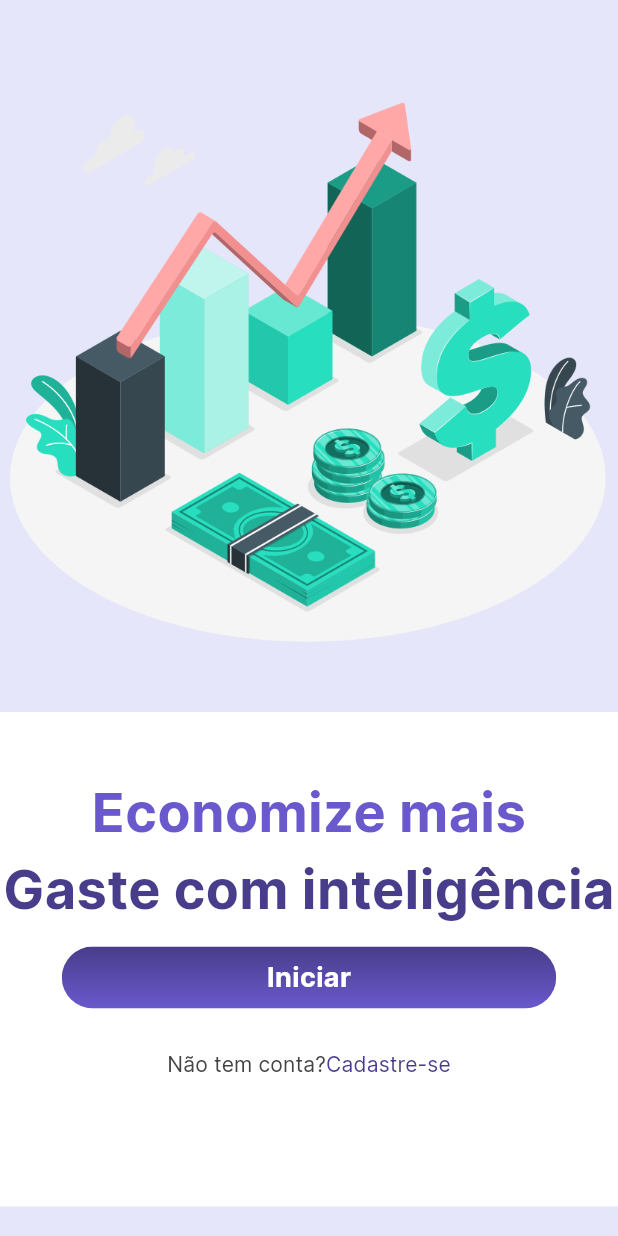
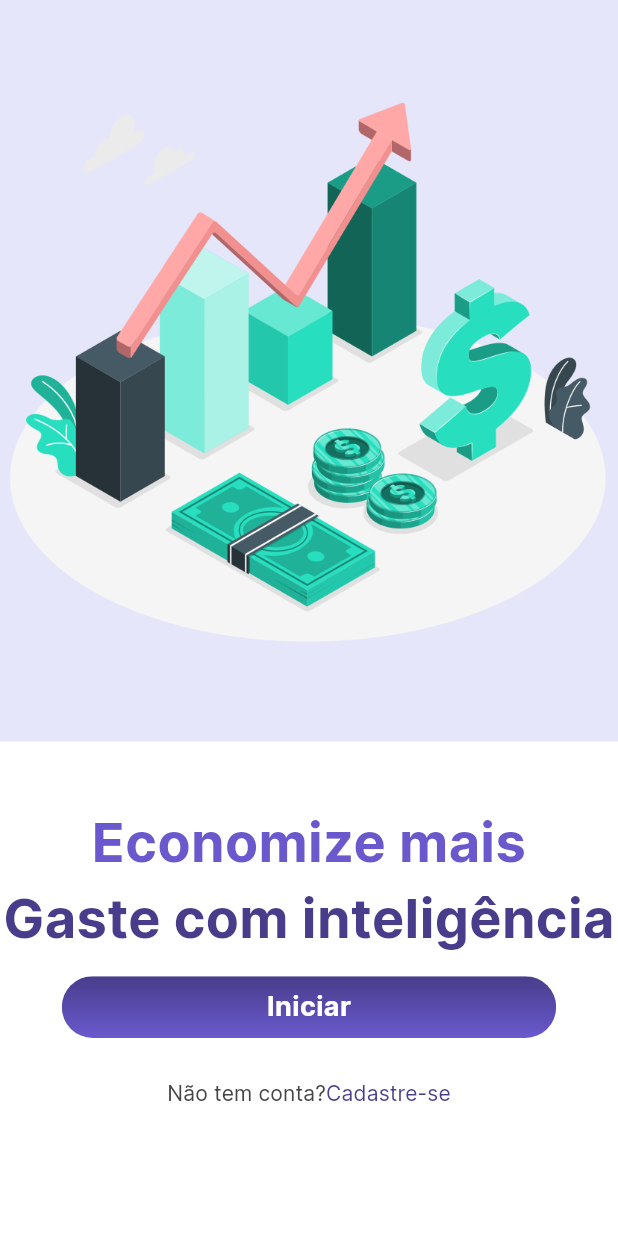
Before and after one commit to howtrojan/financas, a Flutter app: the screen it shows after launch, on a phone screen of 412 x 824 dp. Run offline on Flutter 3.47's test engine with Material 3 defaults, Android fonts, the light colour scheme and no system bars.

Commit message:
correçoes alinhamento

```diff
--- a/lib/features/onboarding/onboarding_page.dart
+++ b/lib/features/onboarding/onboarding_page.dart
@@ -16,7 +16,8 @@
       body: SizedBox(
         width: MediaQuery.of(context).size.width,
         height: MediaQuery.of(context).size.height,
-        child: ListView(
+        child: Column(
+          mainAxisAlignment: MainAxisAlignment.spaceBetween,
           children: [
             Image.asset(
               'assets/images/main.png',
--- a/lib/features/sign_up/sign_up_page.dart
+++ b/lib/features/sign_up/sign_up_page.dart
@@ -73,7 +73,7 @@
       body: ListView(
         children: [
           SizedBox(
-            height: MediaQuery.of(context).size.height * 0.10,
+            height: MediaQuery.of(context).size.height * 0.05,
           ),
           Text('Comece a controlar',
               textAlign: TextAlign.center,
```
